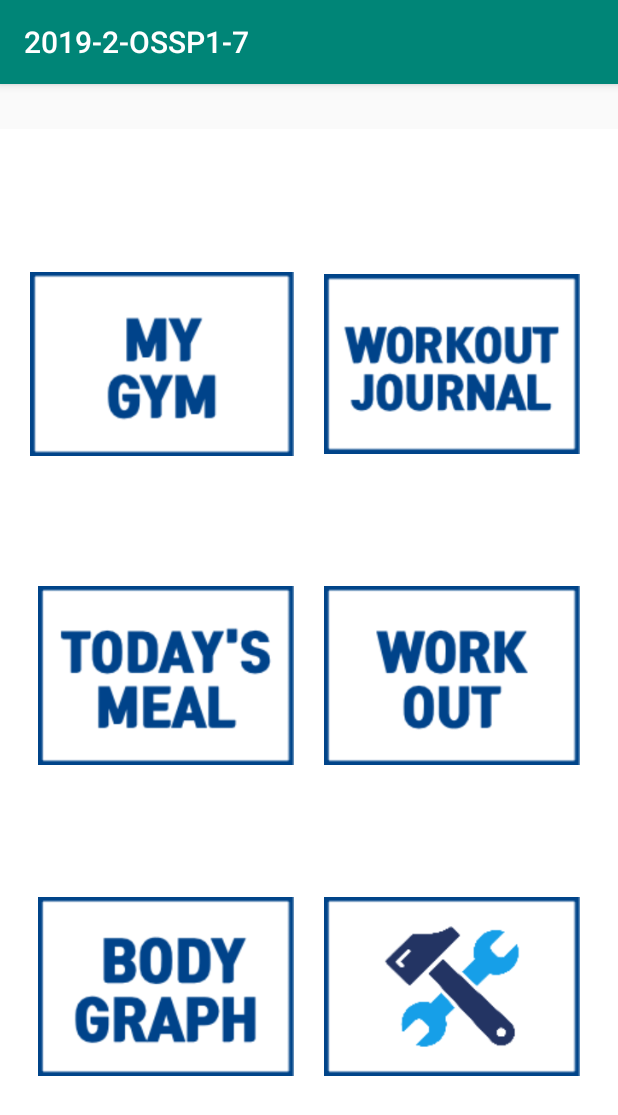
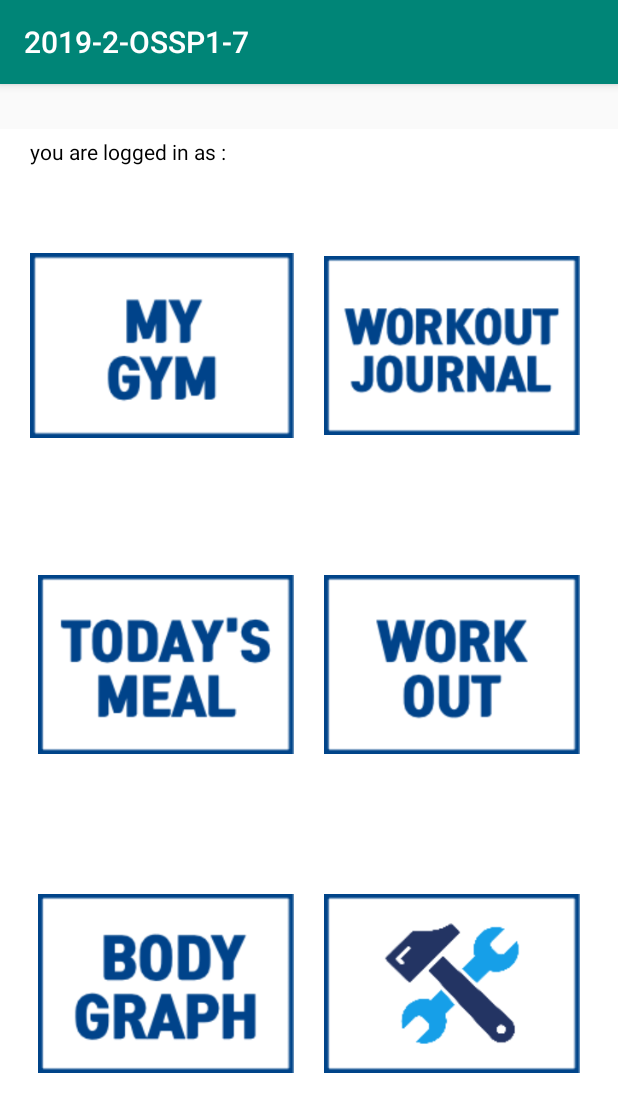
Before and after one commit to CSID-DGU/2019-2-OSSP1-noob-7, an Android app: the MainDisplayActivity screen opened directly, with no data from a screen before it, on a phone screen of 412 x 824 dp. Shown: the top 1115 px of the screen. Run offline under Robolectric (Android 15) with nearby library versions, the phone set to English and light mode, and no system bars; network calls fail.

Commit message:
display account info (MainDisplayActivity)

```diff
--- a/android/app/src/main/java/com/example/tutorial1/MainDisplayActivity.java
+++ b/android/app/src/main/java/com/example/tutorial1/MainDisplayActivity.java
@@ -1,6 +1,7 @@
 package com.example.tutorial1;
 
 import android.content.Intent;
+import android.graphics.Color;
 import android.os.Bundle;
 import android.widget.TextView;
 
@@ -22,13 +23,17 @@ public class MainDisplayActivity extends AppCompatActivity {
         setContentView(R.layout.activity_main);
 
         tv_id = findViewById(R.id.tv_id);
-        tv_pass = findViewById(R.id.tv_pass);
+        // tv_pass = findViewById(R.id.tv_pass);
 
         Intent intent = getIntent();
         String userID = intent.getStringExtra("userID");
         String userPass = intent.getStringExtra("userPass");
 
+        String strColor = "#004489";
+
         tv_id.setText(userID);
-        tv_pass.setText(userPass);
+        tv_id.setTextColor(Color.parseColor(strColor));
+        tv_id.setTextSize(20);
+        // tv_pass.setText(userPass);
     }
 }
--- a/android/app/src/main/res/layout/activity_main.xml
+++ b/android/app/src/main/res/layout/activity_main.xml
@@ -11,18 +11,48 @@
     android:layout_marginTop="30dp"
     >
 
+    <LinearLayout
 
-    <TextView
+        android:layout_marginLeft="20dp"
+
         android:layout_width="match_parent"
-        android:layout_height="20dp"
-        android:id="@+id/tv_id"
-        />
+        android:layout_height="25dp"
+        android:orientation="horizontal"
 
-    <TextView
-        android:layout_width="match_parent"
-        android:layout_height="20dp"
-        android:id="@+id/tv_pass"
-        />
+        android:weightSum="10"
+        >
+
+
+
+        <TextView
+            android:layout_width="match_parent"
+            android:layout_height="match_parent"
+            android:layout_marginTop="5dp"
+            android:text="you are logged in as : "
+
+            android:layout_weight="6.5"
+            android:textColor="#000000"
+
+            />
+
+        <TextView
+            android:layout_width="match_parent"
+            android:layout_height="match_parent"
+            android:id="@+id/tv_id"
+
+            android:layout_weight="3"
+
+            />
+
+    </LinearLayout>
+
+
+
+<!--    <TextView-->
+<!--        android:layout_width="match_parent"-->
+<!--        android:layout_height="20dp"-->
+<!--        android:id="@+id/tv_pass"-->
+<!--        />-->
 
     <LinearLayout
         android:layout_width="match_parent"
--- /dev/null
+++ b/android/app/src/main/res/layout/activity_setting.xml
@@ -0,0 +1,13 @@
+<?xml version="1.0" encoding="utf-8"?>
+<LinearLayout xmlns:android="http://schemas.android.com/apk/res/android"
+    android:orientation="vertical"
+    android:layout_width="match_parent"
+    android:layout_height="match_parent"
+    android:background="#ffffff"
+    >
+
+
+
+
+
+</LinearLayout>
```
